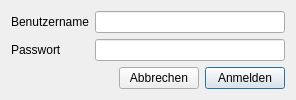
This is LoginWidget.ui in ghannami/TicketSystem as Qt 5 draws it before an edit. The edited form follows.
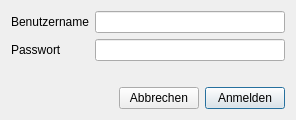
This is the edited form. Icons and pictures are not drawn.

```diff
--- a/LoginWidget.ui
+++ b/LoginWidget.ui
@@ -49,6 +49,13 @@
      </item>
     </layout>
    </item>
+   <item>
+    <widget class="QLabel" name="error">
+     <property name="text">
+      <string/>
+     </property>
+    </widget>
+   </item>
    <item>
     <layout class="QHBoxLayout" name="horizontalLayout">
      <item>
```
